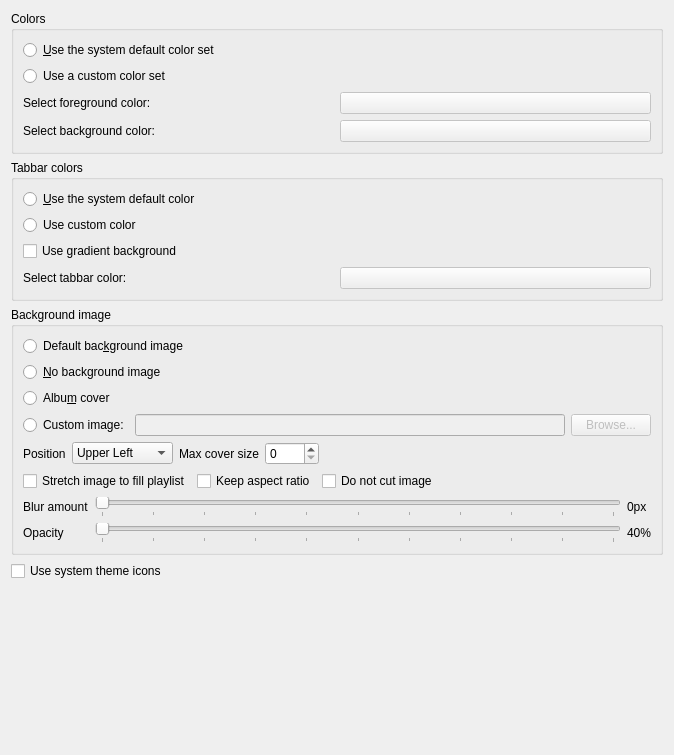
The window that src/settings/appearancesettingspage.ui (strawberrymusicplayer/strawberry) describes before a commit, drawn with Qt 5.
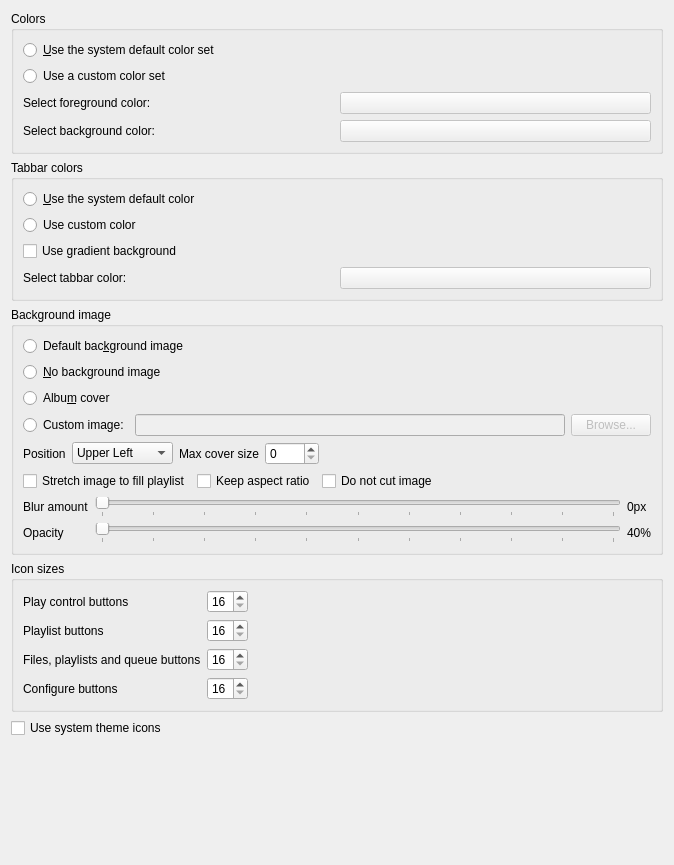
The same window after the commit.

Commit message:
Make icon sizes configurable, increase default sizes for icons
Fixes #250

```diff
--- a/src/settings/appearancesettingspage.ui
+++ b/src/settings/appearancesettingspage.ui
@@ -7,7 +7,7 @@
     <x>0</x>
     <y>0</y>
     <width>674</width>
-    <height>755</height>
+    <height>865</height>
    </rect>
   </property>
   <property name="windowTitle">
@@ -427,6 +427,100 @@
      </layout>
     </widget>
    </item>
+   <item>
+    <widget class="QGroupBox" name="groupbox_icon_sizes">
+     <property name="title">
+      <string>Icon sizes</string>
+     </property>
+     <layout class="QHBoxLayout" name="layout_groupbox_icon_sizes">
+      <item>
+       <layout class="QGridLayout" name="layout_icon_sizes">
+        <item row="2" column="0">
+         <widget class="QLabel" name="label_icon_size_left_panel_buttons">
+          <property name="text">
+           <string>Files, playlists and queue buttons</string>
+          </property>
+         </widget>
+        </item>
+        <item row="1" column="0">
+         <widget class="QLabel" name="label_icon_size_playlist_buttons">
+          <property name="text">
+           <string>Playlist buttons</string>
+          </property>
+         </widget>
+        </item>
+        <item row="0" column="0">
+         <widget class="QLabel" name="label_icon_size_play_control_buttons">
+          <property name="text">
+           <string>Play control buttons</string>
+          </property>
+         </widget>
+        </item>
+        <item row="2" column="1">
+         <widget class="QSpinBox" name="spinbox_icon_size_left_panel_buttons">
+          <property name="minimum">
+           <number>16</number>
+          </property>
+          <property name="maximum">
+           <number>64</number>
+          </property>
+         </widget>
+        </item>
+        <item row="0" column="1">
+         <widget class="QSpinBox" name="spinbox_icon_size_play_control_buttons">
+          <property name="minimum">
+           <number>16</number>
+          </property>
+          <property name="maximum">
+           <number>64</number>
+          </property>
+         </widget>
+        </item>
+        <item row="1" column="1">
+         <widget class="QSpinBox" name="spinbox_icon_size_playlist_buttons">
+          <property name="minimum">
+           <number>16</number>
+          </property>
+          <property name="maximum">
+           <number>64</number>
+          </property>
+         </widget>
+        </item>
+        <item row="3" column="0">
+         <widget class="QLabel" name="label_icon_size_configure_buttons">
+          <property name="text">
+           <string>Configure buttons</string>
+          </property>
+         </widget>
+        </item>
+        <item row="3" column="1">
+         <widget class="QSpinBox" name="spinbox_icon_size_configure_buttons">
+          <property name="minimum">
+           <number>16</number>
+          </property>
+          <property name="maximum">
+           <number>64</number>
+          </property>
+         </widget>
+        </item>
+       </layout>
+      </item>
+      <item>
+       <spacer name="spacer_icon_sizes">
+        <property name="orientation">
+         <enum>Qt::Horizontal</enum>
+        </property>
+        <property name="sizeHint" stdset="0">
+         <size>
+          <width>40</width>
+          <height>20</height>
+         </size>
+        </property>
+       </spacer>
+      </item>
+     </layout>
+    </widget>
+   </item>
    <item>
     <widget class="QCheckBox" name="checkbox_system_icons">
      <property name="text">
```
The commit also changes 25 other files.
